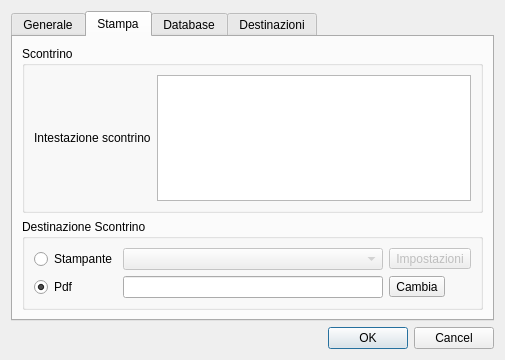
mtonin/gestcassa, file src/configurazionedlg.ui: the form before one commit.
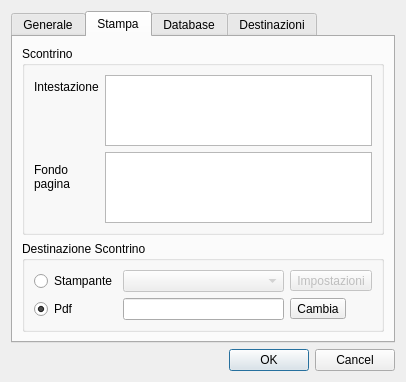
The form after the commit. The open tabs and pages were chosen to show the change. Icons and pictures are not drawn. Custom widgets are drawn as their Qt base class.

Commit message: - aggiunta gestione piè di pagina nello scontrino

The edit to the form file:
```diff
--- a/src/configurazionedlg.ui
+++ b/src/configurazionedlg.ui
@@ -6,8 +6,8 @@
    <rect>
     <x>0</x>
     <y>0</y>
-    <width>505</width>
-    <height>360</height>
+    <width>406</width>
+    <height>345</height>
    </rect>
   </property>
   <property name="windowTitle">
@@ -178,22 +178,30 @@
          <property name="title">
           <string>Scontrino</string>
          </property>
-         <layout class="QVBoxLayout" name="verticalLayout_2">
+         <layout class="QHBoxLayout" name="horizontalLayout_2">
           <item>
-           <layout class="QHBoxLayout" name="horizontalLayout_2">
-            <item>
+           <layout class="QFormLayout" name="formLayout">
+            <item row="0" column="0">
              <widget class="QLabel" name="label_2">
               <property name="text">
-               <string>Intestazione scontrino</string>
-              </property>
-              <property name="wordWrap">
-               <bool>true</bool>
+               <string>Intestazione</string>
               </property>
              </widget>
             </item>
-            <item>
+            <item row="0" column="1">
              <widget class="QPlainTextEdit" name="intestazioneScontrinoTxt"/>
             </item>
+            <item row="1" column="0">
+             <widget class="QLabel" name="label_4">
+              <property name="text">
+               <string>Fondo
+pagina</string>
+              </property>
+             </widget>
+            </item>
+            <item row="1" column="1">
+             <widget class="QPlainTextEdit" name="fondoScontrinoTxt"/>
+            </item>
            </layout>
           </item>
          </layout>
```
Left out of the diff: 8 changed lines with no effect on the pictures. The commit also changes 6 other files.
